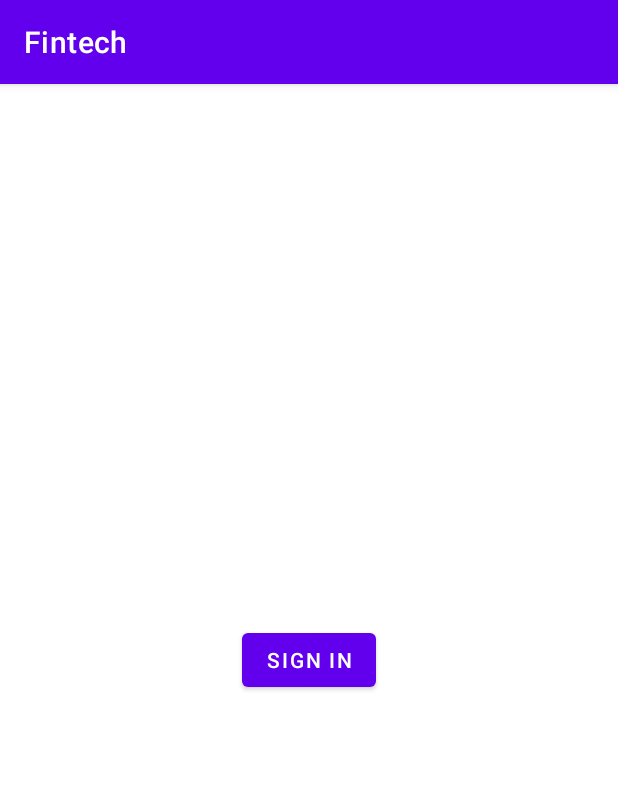
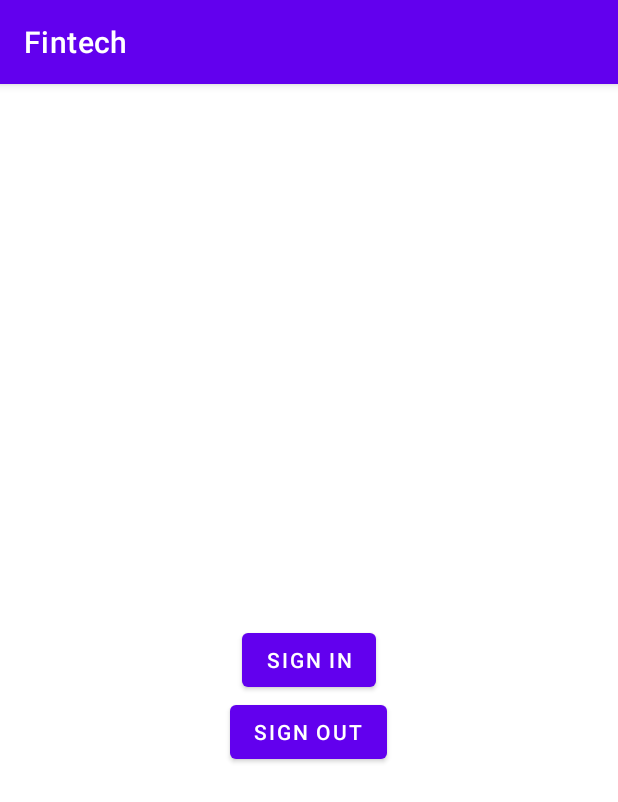
Before and after one commit to aristaAgarwal/ICC-Frontend, an Android app: the screen it shows after launch (MainActivity), on a phone screen of 412 x 824 dp. Shown: the top 802 px of the screen. Run offline under Robolectric (Android 15) with nearby library versions, the phone set to English and light mode, and no system bars; 2 statements that could not run were skipped.

Commit message:
"signout added"

```diff
--- a/app/src/main/java/com/example/fintech/MainActivity.kt
+++ b/app/src/main/java/com/example/fintech/MainActivity.kt
@@ -17,10 +17,12 @@ import com.google.android.gms.tasks.Task
 
 class MainActivity : AppCompatActivity() {
     private var signInButton: Button? = null
+    private var signOutButton: Button? = null
     override fun onCreate(savedInstanceState: Bundle?) {
         super.onCreate(savedInstanceState)
         setContentView(R.layout.activity_main)
         signInButton = findViewById(R.id.sign_in_button)
+        signOutButton = findViewById(R.id.sign_out_button)
 
         val gso = GoogleSignInOptions.Builder(GoogleSignInOptions.DEFAULT_SIGN_IN)
             .requestIdToken(BuildConfig.CLIENT_ID)
@@ -37,6 +39,13 @@ class MainActivity : AppCompatActivity() {
         signInButton?.setOnClickListener {
             val signInIntent: Intent = mGoogleSignInClient.signInIntent
             getResult.launch(signInIntent)
+        }
+
+        signOutButton?.setOnClickListener{
+            mGoogleSignInClient.signOut()
+                .addOnCompleteListener(this) {
+                    updateUI(null)
+                }
         }
     }
 
--- a/app/src/main/res/layout/activity_main.xml
+++ b/app/src/main/res/layout/activity_main.xml
@@ -1,21 +1,23 @@
 <?xml version="1.0" encoding="utf-8"?>
-<androidx.constraintlayout.widget.ConstraintLayout xmlns:android="http://schemas.android.com/apk/res/android"
-    xmlns:app="http://schemas.android.com/apk/res-auto"
+<RelativeLayout xmlns:android="http://schemas.android.com/apk/res/android"
     xmlns:tools="http://schemas.android.com/tools"
     android:layout_width="match_parent"
     android:layout_height="match_parent"
     tools:context=".MainActivity">
-
-
 
     <Button
         android:id="@+id/sign_in_button"
         android:layout_width="wrap_content"
         android:layout_height="wrap_content"
         android:text="Sign in"
-        app:layout_constraintBottom_toBottomOf="parent"
-        app:layout_constraintEnd_toEndOf="parent"
-        app:layout_constraintStart_toStartOf="parent"
-        app:layout_constraintTop_toTopOf="parent" />
+        android:layout_centerInParent="true"/>
 
-</androidx.constraintlayout.widget.ConstraintLayout>
+    <Button
+        android:id="@+id/sign_out_button"
+        android:layout_width="wrap_content"
+        android:layout_height="wrap_content"
+        android:text="Sign out"
+        android:layout_below="@+id/sign_in_button"
+        android:layout_centerHorizontal="true"/>
+
+</RelativeLayout>
```
